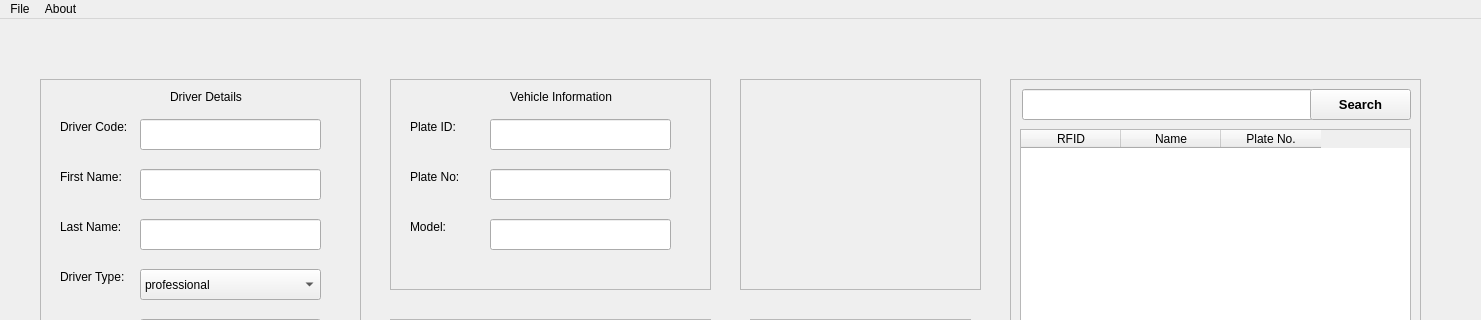
Before: the Qt Designer form ui/AdminMain.ui in AlienWolfX/CSU-RFID-PYQT6, drawn with Qt 5; both pictures show x 0 to 1481 and y 0 to 320 of the 1481 by 586 pixel window.
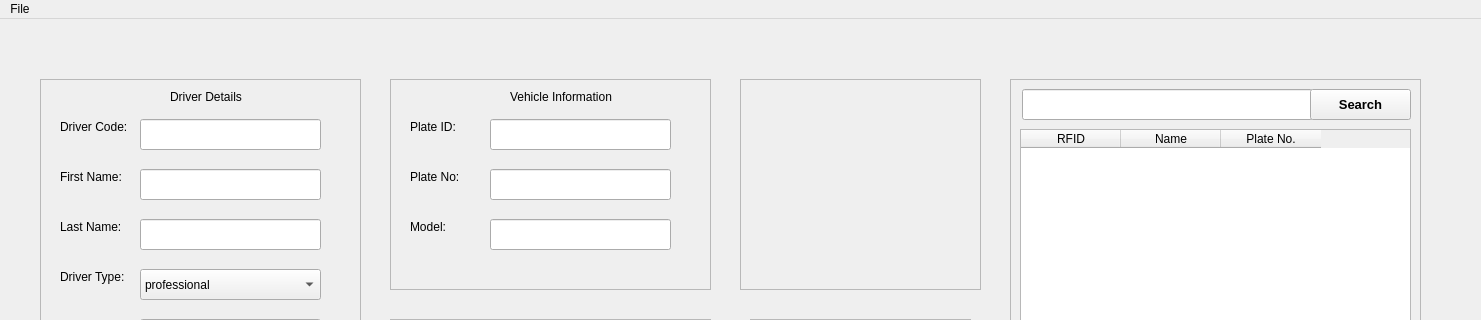
After: the same form once the commit is applied. Icons and pictures are not drawn.

Commit message: ✨feature: remove 'About' menu and add log date to export functionality

The edit to the form file:
```diff
--- a/ui/AdminMain.ui
+++ b/ui/AdminMain.ui
@@ -783,13 +783,7 @@
     <addaction name="separator"/>
     <addaction name="actionExit"/>
    </widget>
-   <widget class="QMenu" name="menuAbout">
-    <property name="title">
-     <string>About</string>
-    </property>
-   </widget>
    <addaction name="menuFile"/>
-   <addaction name="menuAbout"/>
   </widget>
   <widget class="QStatusBar" name="statusbar"/>
   <action name="actionCSV">
```
The commit also changes 5 other files.
